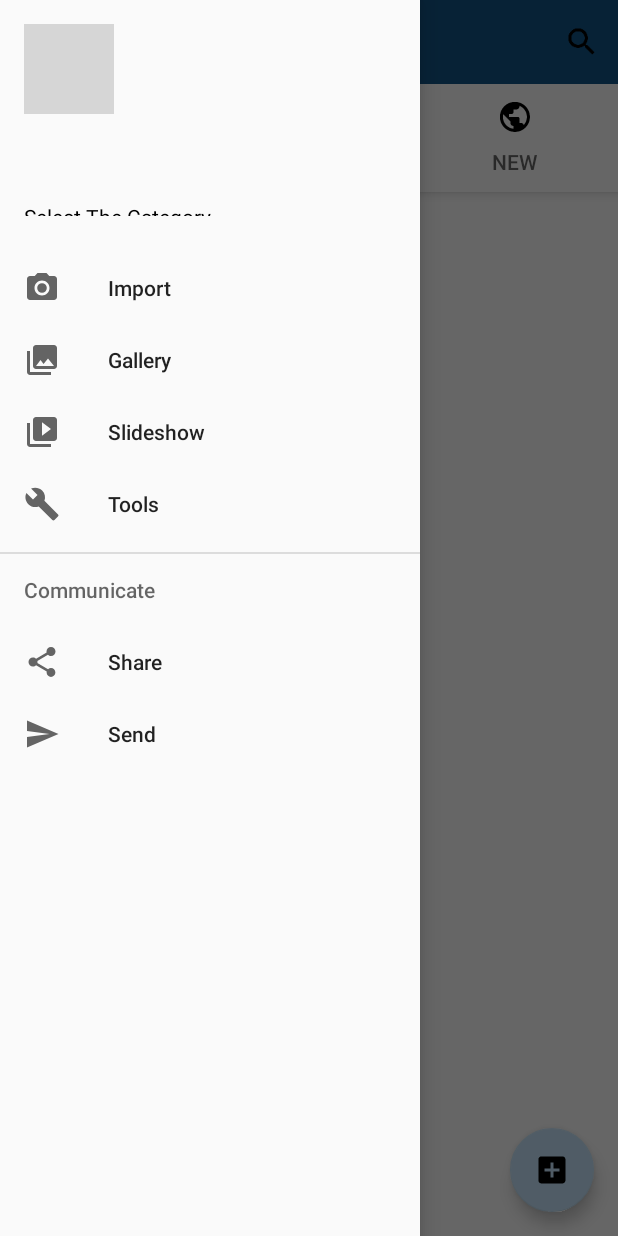
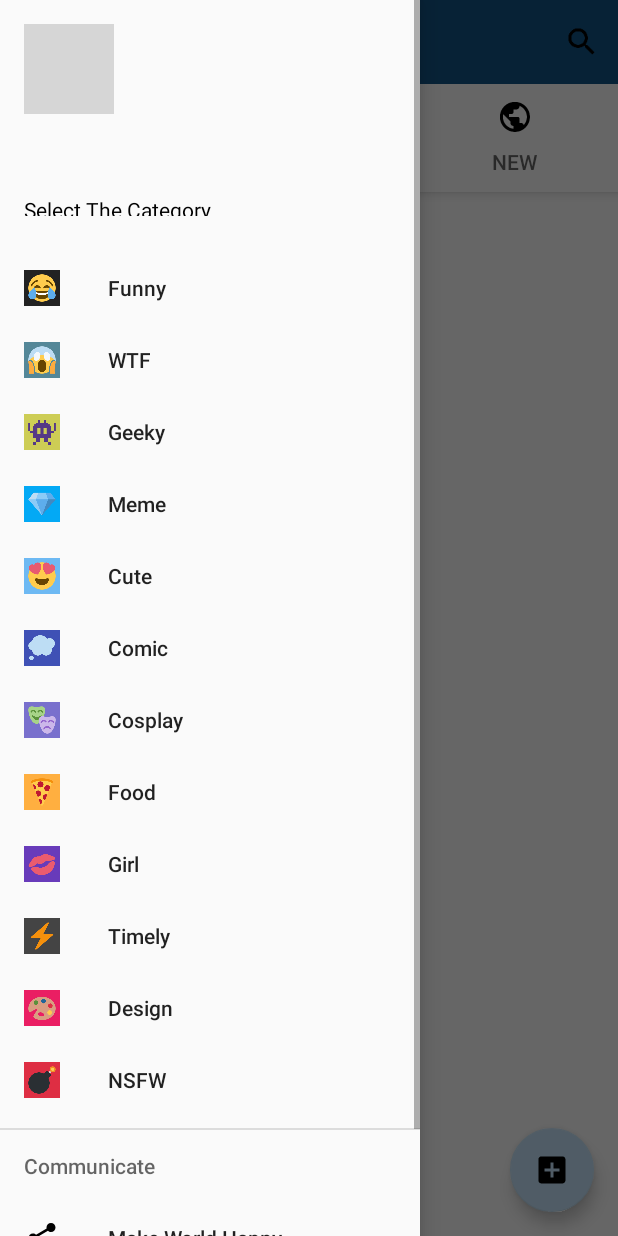
Before and after one commit to ukpa/9gag-Clone, an Android app: the MainActivity screen opened directly, with no data from a screen before it, with the side drawer open, on a phone screen of 412 x 824 dp. Run offline under Robolectric (Android 15) with nearby library versions, the phone set to English and light mode, and no system bars; libraries missing offline, so code that uses them is left out: com.amazonaws.mobileconnectors, com.amazonaws.services; pictures from the network do not load; 7 statements that could not run were skipped; grey boxes are pictures that could not be loaded.

Commit message:
drawer items added

```diff
--- a/app/src/main/AndroidManifest.xml
+++ b/app/src/main/AndroidManifest.xml
@@ -119,7 +119,8 @@
 
         <!-- END - PUSH NOTIFICATIONS WITH GOOGLE CLOUD MESSAGING (GCM) -->
 
-        <activity android:name=".MainActivity"
+        <activity
+            android:name=".MainActivity"
             android:label="@string/app_name">
             <meta-data
                 android:name="android.app.default_searchable"
@@ -138,7 +139,7 @@
                 android:name="android.app.searchable"
                 android:resource="@xml/searchable" />
         </activity>
-
+        <activity android:name=".CategoryActivity"></activity>
     </application>
 
 </manifest>
--- a/app/src/main/res/layout/nav_header_main_activity_temp.xml
+++ b/app/src/main/res/layout/nav_header_main_activity_temp.xml
@@ -29,7 +29,7 @@
         android:id="@+id/profileUserEmail"
         android:layout_width="wrap_content"
         android:layout_height="wrap_content"
-        android:layout_marginTop="10dp"
+        android:layout_marginTop="5dp"
         android:text="Select The Category"
         android:textColor="#000000"/>
 
--- a/app/src/main/res/menu/activity_main_activity_temp_drawer.xml
+++ b/app/src/main/res/menu/activity_main_activity_temp_drawer.xml
@@ -1,23 +1,58 @@
 <?xml version="1.0" encoding="utf-8"?>
-<menu xmlns:android="http://schemas.android.com/apk/res/android">
+<menu xmlns:android="http://schemas.android.com/apk/res/android"
+    xmlns:app="http://schemas.android.com/apk/res-auto">
 
     <group android:checkableBehavior="single">
         <item
-            android:id="@+id/nav_camera"
-            android:icon="@drawable/ic_menu_camera"
-            android:title="Import" />
+            android:id="@+id/nav_funny"
+            android:icon="@mipmap/ic_funny"
+            android:title="Funny"
+           />
         <item
-            android:id="@+id/nav_gallery"
-            android:icon="@drawable/ic_menu_gallery"
-            android:title="Gallery" />
+            android:id="@+id/nav_wtf"
+            android:icon="@mipmap/ic_wtf"
+            android:title="WTF"
+            app:showAsAction="always"/>
         <item
-            android:id="@+id/nav_slideshow"
-            android:icon="@drawable/ic_menu_slideshow"
-            android:title="Slideshow" />
+            android:id="@+id/nav_geeky"
+            android:icon="@mipmap/ic_geeky"
+            android:title="Geeky" />
         <item
-            android:id="@+id/nav_manage"
-            android:icon="@drawable/ic_menu_manage"
-            android:title="Tools" />
+            android:id="@+id/nav_meme"
+            android:icon="@mipmap/ic_meme"
+            android:title="Meme" />
+        <item
+            android:id="@+id/nav_cute"
+            android:icon="@mipmap/ic_cute"
+            android:title="Cute" />
+        <item
+            android:id="@+id/nav_comic"
+            android:icon="@mipmap/ic_comic"
+            android:title="Comic" />
+        <item
+            android:id="@+id/nav_cosplay"
+            android:icon="@mipmap/ic_cosplay"
+            android:title="Cosplay" />
+        <item
+            android:id="@+id/nav_food"
+            android:icon="@mipmap/ic_food"
+            android:title="Food" />
+        <item
+            android:id="@+id/nav_girl"
+            android:icon="@mipmap/ic_girl"
+            android:title="Girl" />
+        <item
+            android:id="@+id/nav_timely"
+            android:icon="@mipmap/ic_timely"
+            android:title="Timely" />
+        <item
+            android:id="@+id/nav_design"
+            android:icon="@mipmap/ic_design"
+            android:title="Design" />
+        <item
+            android:id="@+id/nav_nsfw"
+            android:icon="@mipmap/ic_nsfw"
+            android:title="NSFW" />
     </group>
 
     <item android:title="Communicate">
@@ -25,11 +60,11 @@
             <item
                 android:id="@+id/nav_share"
                 android:icon="@drawable/ic_menu_share"
-                android:title="Share" />
+                android:title="Make World Happy" />
             <item
-                android:id="@+id/nav_send"
-                android:icon="@drawable/ic_menu_send"
-                android:title="Send" />
+                android:id="@+id/nav_signout"
+                android:icon="@mipmap/ic_power_settings_new_black_48dp"
+                android:title="Sign Out" />
         </menu>
     </item>
 
```
Also changed, not shown: app/src/main/java/com/angleapp/CategoryActivity.java (added, +13 -0 lines), app/src/main/java/com/angleapp/MainActivity.java (+40 -9 lines), app/src/main/res/layout/activity_category.xml (added, +29 -0 lines), app/src/main/res/mipmap-xxxhdpi/ic_comic.jpg (added), app/src/main/res/mipmap-xxxhdpi/ic_cosplay.jpg (added), app/src/main/res/mipmap-xxxhdpi/ic_cute.jpg (added), app/src/main/res/mipmap-xxxhdpi/ic_design.jpg (added), app/src/main/res/mipmap-xxxhdpi/ic_food.jpg (added), app/src/main/res/mipmap-xxxhdpi/ic_funny.jpg (added), app/src/main/res/mipmap-xxxhdpi/ic_geeky.jpg (added), app/src/main/res/mipmap-xxxhdpi/ic_girl.jpg (added), app/src/main/res/mipmap-xxxhdpi/ic_meme.jpg (added), app/src/main/res/mipmap-xxxhdpi/ic_nsfw.jpg (added), app/src/main/res/mipmap-xxxhdpi/ic_power_settings_new_black_48dp.png (added), 3 more files.
